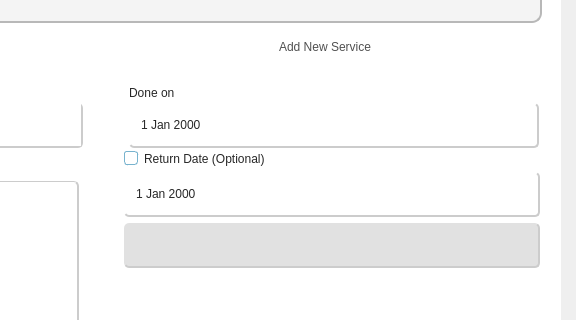
Before: the Qt Designer form Frontend/Home.ui in DreddVDomasian/Petmate-Desktop-Application, drawn with Qt 5; both pictures show x 704 to 1280 and y 125 to 445 of the 1280 by 720 pixel window.
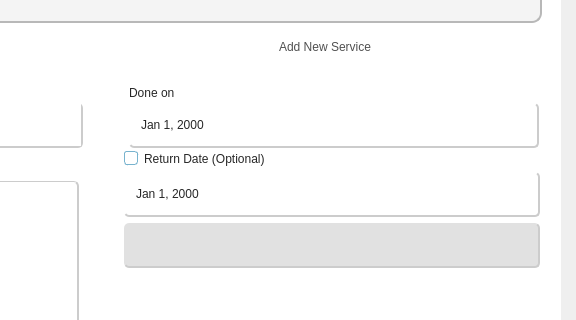
After: the same form once the commit is applied. The open tabs and pages were chosen to show the change. Icons and pictures are not drawn.

Commit message:
Improve service card UI and date formatting
Updated service card and calendar UI for better appearance and consistency. Added formatted date display in service history, fixed note display logic, and improved frame styling when toggling notes. Also corrected typos in style properties and expanded calendar widget styling.

```diff
--- a/Frontend/Home.ui
+++ b/Frontend/Home.ui
@@ -8606,6 +8606,9 @@
                              <property name="accelerated">
                               <bool>false</bool>
                              </property>
+                             <property name="displayFormat">
+                              <string>MMM d, yyyy</string>
+                             </property>
                              <property name="calendarPopup">
                               <bool>true</bool>
                              </property>
@@ -8820,6 +8823,9 @@
     height: 30px;
 }</string>
                                 </property>
+                                <property name="displayFormat">
+                                 <string>MMM d, yyyy</string>
+                                </property>
                                 <property name="calendarPopup">
                                  <bool>true</bool>
                                 </property>
```
Left out of the diff: 14 changed lines with no effect on the pictures. The commit also changes 4 other files.
